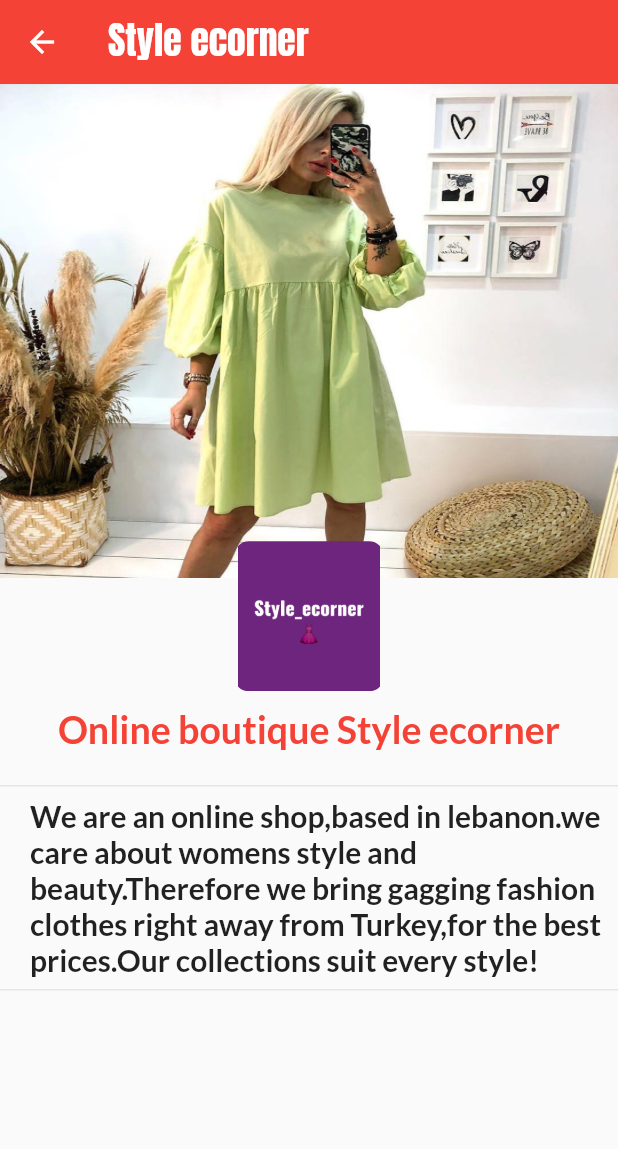
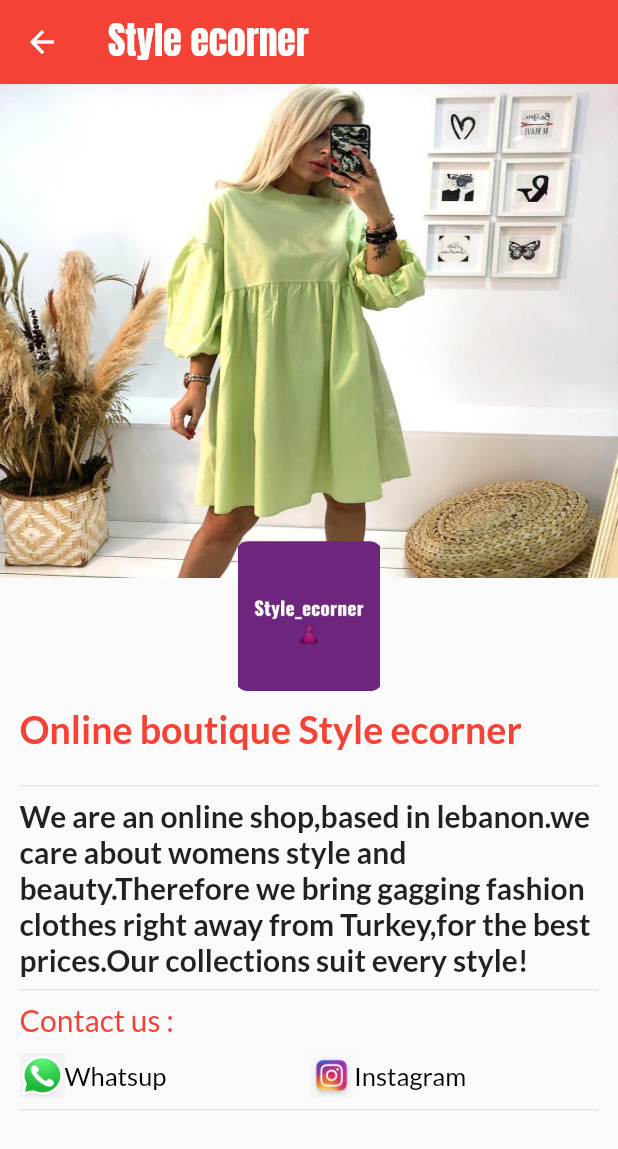
Before and after one commit to ahmadshohan/e-commerce_flutter, a Flutter app: the AboutUs screen opened by its route, on a phone screen of 412 x 824 dp. Shown: the top 1149 px of the screen. Run offline on Flutter 3.47's test engine with Material 2 defaults, Android fonts, the phone set to English and light mode, and no system bars; our stand-ins replace animated_text_kit, carousel_pro, cloud_firestore, firebase_analytics, firebase_auth, flutter_spinkit and 3 more; missing offline and left inert: flutter_facebook_login, flutter_open_whatsapp; accounts and stored records are empty.

Commit message:
whatsup*instagram

```diff
--- a/lib/components/constants.dart
+++ b/lib/components/constants.dart
@@ -1,7 +1,7 @@
+import 'package:flutter/material.dart';
+import 'package:flutter_spinkit/flutter_spinkit.dart';
 import 'package:fashinshop/auth/auth_page.dart';
 import 'package:fashinshop/welcome_page.dart';
-import 'package:flutter/material.dart';
-import 'package:flutter_spinkit/flutter_spinkit.dart';
 
 final kTextStyleTextFormField = const TextStyle(
   color: Colors.black,
--- a/lib/drawer/about_us.dart
+++ b/lib/drawer/about_us.dart
@@ -1,8 +1,19 @@
 import 'package:flutter/material.dart';
 import 'package:animated_text_kit/animated_text_kit.dart';
+import 'package:flutter_open_whatsapp/flutter_open_whatsapp.dart';
+import 'package:url_launcher/url_launcher.dart';
 
 class AboutUs extends StatelessWidget {
   static const routeName = '/about-us';
+  Future launchURL() async {
+    const url = 'https://instagram.com/styl_ecorner?igshid=upqj2nbq7eeq';
+    if (await canLaunch(url)) {
+      await launch(url);
+    } else {
+      throw 'Could not launch $url';
+    }
+  }
+
   @override
   Widget build(BuildContext context) {
     var hight = MediaQuery.of(context).size.height;
@@ -25,6 +36,7 @@ class AboutUs extends StatelessWidget {
       ),
       body: SafeArea(
         child: Column(
+          crossAxisAlignment: CrossAxisAlignment.start,
           children: <Widget>[
             Stack(children: <Widget>[
               Container(
@@ -50,6 +62,11 @@ class AboutUs extends StatelessWidget {
                 ),
               )
             ]),
+            Padding(
+              padding: const EdgeInsets.symmetric(horizontal: 13),
+              child: Column(
+                crossAxisAlignment: CrossAxisAlignment.start,
+                children: [
                   SizedBox(
                     height: 10,
                   ),
@@ -67,9 +84,7 @@ class AboutUs extends StatelessWidget {
                     height: 15,
                   ),
                   Divider(),
-            Padding(
-              padding: const EdgeInsets.only(left: 20),
-              child: Text(
+                  Text(
                     'We are an online shop,based in lebanon.we care about womens style and beauty.Therefore we bring gagging fashion clothes right away from Turkey,for the best prices.Our collections suit every style!',
                     textAlign: TextAlign.start,
                     style: TextStyle(
@@ -78,8 +93,74 @@ class AboutUs extends StatelessWidget {
                       fontFamily: 'Lato',
                     ),
                   ),
+                  Divider(),
+                  Text(
+                    'Contact us :',
+                    style: TextStyle(
+                      color: Colors.red,
+                      fontSize: 20,
+                      fontWeight: FontWeight.w500,
+                    ),
+                  ),
+                  SizedBox(
+                    height: 10,
+                  ),
+                  Row(
+                    children: [
+                      Expanded(
+                        child: InkWell(
+                          onTap: () {
+                            FlutterOpenWhatsapp.sendSingleMessage(
+                              "963951541016",
+                              "Hello",
+                            );
+                          },
+                          child: Row(
+                            children: [
+                              Container(
+                                  height: 30,
+                                  child: Image.asset('images/whatsup.png')),
+                              Text(
+                                'Whatsup',
+                                style: TextStyle(
+                                  color: Colors.black,
+                                  fontSize: 17,
+                                  fontWeight: FontWeight.w500,
+                                ),
+                              )
+                            ],
+                          ),
+                        ),
+                      ),
+                      Expanded(
+                        child: InkWell(
+                          onTap: launchURL,
+                          child: Row(
+                            children: [
+                              Container(
+                                height: 30,
+                                child: Image.asset(
+                                  'images/instagram.jpg',
+                                ),
+                              ),
+                              Text(
+                                'Instagram',
+                                style: TextStyle(
+                                  color: Colors.black,
+                                  fontSize: 17,
+                                  fontWeight: FontWeight.w500,
+                                ),
+                              ),
+                            ],
+                          ),
+                        ),
+                      ),
+                    ],
                   ),
                   Divider(),
+                ],
+              ),
+            ),
           ],
         ),
       ),
--- a/lib/provider/cart_item.dart
+++ b/lib/provider/cart_item.dart
@@ -11,6 +11,6 @@ class CartItem {
       this.color,
       this.size,
       @required this.price,
-      this.image,
+      @required this.image,
       @required this.quantity});
 }
```
Also changed, not shown: lib/shopping_cart/shopping_cart_page.dart (+2 -5 lines), pubspec.yaml (+5 -2 lines), images/instagram.jpg (added), images/whatsup.png (added), pubspec.lock, 1 other file. Lines whose indentation alone changed are shown as unchanged.
